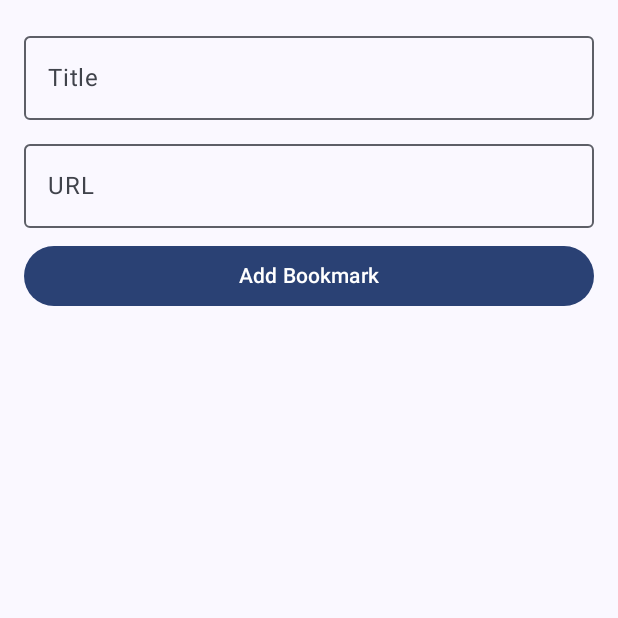
After one commit to SamuelRiveira/Mapa, an Android app built with Jetpack Compose: the composable BookmarkListScreen called with empty values, on a phone screen of 412 x 824 dp, the top half of it. The commit adds this screen. Run offline under Robolectric (Android 15) with nearby library versions, the phone set to English and light mode, and no system bars.

Commit message:
Modificado MainActivity y añadido BookmarkListScreen. Fallo de dependencias por resolver

```diff
--- a/app/build.gradle.kts
+++ b/app/build.gradle.kts
@@ -42,11 +42,12 @@ android {
 dependencies {
 
     implementation(libs.androidx.lifecycle.viewmodel.compose.android)
+    implementation(libs.androidx.lifecycle.runtime.compose)
+    implementation(libs.androidx.runtime.livedata)
 
     // kapt
     implementation(libs.androidx.room.ktx)
     implementation(libs.androidx.room.compiler)
-    implementation(libs.androidx.room.ktx)
 
     implementation(libs.androidx.core.ktx)
     implementation(libs.androidx.lifecycle.runtime.ktx)
--- /dev/null
+++ b/app/src/main/java/dev/samu/mapa/data/BookmarkListScreen.kt
@@ -0,0 +1,52 @@
+package dev.samu.mapa.data
+
+import androidx.compose.foundation.layout.*
+import androidx.compose.foundation.lazy.LazyColumn
+import androidx.compose.foundation.lazy.items
+import androidx.compose.material3.*
+import androidx.compose.runtime.*
+import androidx.compose.ui.Modifier
+import androidx.compose.ui.unit.dp
+
+@Composable
+fun BookmarkListScreen(
+    bookmarks: List<Bookmark>,
+    onAddBookmark: (Bookmark) -> Unit
+) {
+    Column(modifier = Modifier.fillMaxSize().padding(16.dp)) {
+        var title by remember { mutableStateOf("") }
+        var url by remember { mutableStateOf("") }
+
+        OutlinedTextField(
+            value = title,
+            onValueChange = { title = it },
+            label = { Text("Title") },
+            modifier = Modifier.fillMaxWidth().padding(bottom = 8.dp)
+        )
+        OutlinedTextField(
+            value = url,
+            onValueChange = { url = it },
+            label = { Text("URL") },
+            modifier = Modifier.fillMaxWidth().padding(bottom = 8.dp)
+        )
+
+        Button(onClick = {
+            if (title.isNotBlank() && url.isNotBlank()) {
+                onAddBookmark(Bookmark(title = title, url = url, typeId = 1))
+                title = ""
+                url = ""
+            }
+        }, modifier = Modifier.fillMaxWidth().padding(bottom = 16.dp)) {
+            Text("Add Bookmark")
+        }
+
+        LazyColumn {
+            items(bookmarks) { bookmark ->
+                Column(modifier = Modifier.fillMaxWidth().padding(vertical = 8.dp)) {
+                    Text(text = bookmark.title, style = MaterialTheme.typography.bodyLarge)
+                    Text(text = bookmark.url, style = MaterialTheme.typography.bodyMedium)
+                }
+            }
+        }
+    }
+}
--- a/gradle/libs.versions.toml
+++ b/gradle/libs.versions.toml
@@ -5,18 +5,22 @@ coreKtx = "1.13.1"
 junit = "4.13.2"
 junitVersion = "1.2.1"
 espressoCore = "3.6.1"
+lifecycleRuntimeCompose = "2.6.1"
 lifecycleRuntimeKtx = "2.8.7"
 activityCompose = "1.9.3"
 composeBom = "2024.04.01"
 navigationCompose = "2.8.4"
 roomKtx = "2.6.1"
+runtimeLivedata = "1.5.1"
 
 [libraries]
 androidx-core-ktx = { group = "androidx.core", name = "core-ktx", version.ref = "coreKtx" }
+androidx-lifecycle-runtime-compose = { module = "androidx.lifecycle:lifecycle-runtime-compose", version.ref = "lifecycleRuntimeCompose" }
 androidx-lifecycle-viewmodel-compose-android = { module = "androidx.lifecycle:lifecycle-viewmodel-compose-android", version.ref = "lifecycleRuntimeKtx" }
 androidx-navigation-compose = { module = "androidx.navigation:navigation-compose", version.ref = "navigationCompose" }
 androidx-room-compiler = { module = "androidx.room:room-compiler", version.ref = "roomKtx" }
 androidx-room-ktx = { module = "androidx.room:room-ktx", version.ref = "roomKtx" }
+androidx-runtime-livedata = { module = "androidx.compose.runtime:runtime-livedata", version.ref = "runtimeLivedata" }
 junit = { group = "junit", name = "junit", version.ref = "junit" }
 androidx-junit = { group = "androidx.test.ext", name = "junit", version.ref = "junitVersion" }
 androidx-espresso-core = { group = "androidx.test.espresso", name = "espresso-core", version.ref = "espressoCore" }
```
Also changed, not shown: app/src/main/java/dev/samu/mapa/MainActivity.kt (+11 -34 lines).
